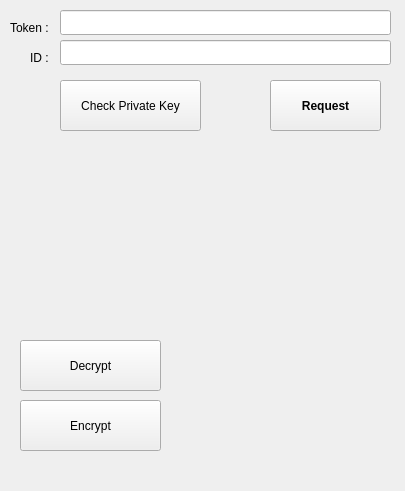
First picture: the form in facebookauth/getfriends.ui, repository ranzhao1/Material, before the edit.
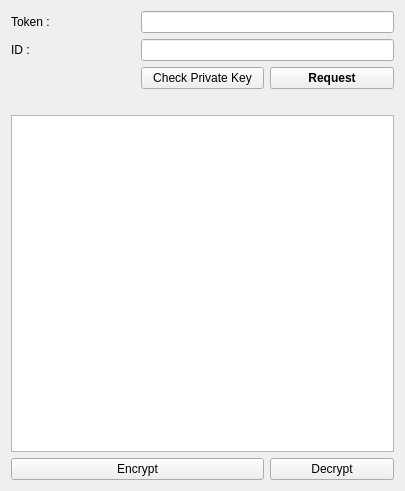
Second picture: the form after the edit.

Diff of the .ui file:
```diff
--- a/facebookauth/getfriends.ui
+++ b/facebookauth/getfriends.ui
@@ -14,61 +14,36 @@
    <string>GetFriends</string>
   </property>
   <widget class="QWidget" name="centralWidget">
+   <layout class="QGridLayout" name="gridLayout">
+    <item row="0" column="0">
    <widget class="QLabel" name="token">
-    <property name="geometry">
-     <rect>
-      <x>10</x>
-      <y>20</y>
-      <width>51</width>
-      <height>16</height>
-     </rect>
-    </property>
     <property name="text">
      <string>Token :</string>
     </property>
    </widget>
+    </item>
+    <item row="0" column="1" colspan="2">
+     <widget class="QLineEdit" name="tokenEdit"/>
+    </item>
+    <item row="1" column="0">
    <widget class="QLabel" name="facebookid">
-    <property name="geometry">
-     <rect>
-      <x>30</x>
-      <y>50</y>
-      <width>21</width>
-      <height>16</height>
-     </rect>
-    </property>
     <property name="text">
      <string>ID :</string>
     </property>
    </widget>
-   <widget class="QLineEdit" name="tokenEdit">
-    <property name="geometry">
-     <rect>
-      <x>60</x>
-      <y>10</y>
-      <width>331</width>
-      <height>25</height>
-     </rect>
-    </property>
-   </widget>
-   <widget class="QLineEdit" name="idEdit">
-    <property name="geometry">
-     <rect>
-      <x>60</x>
-      <y>40</y>
-      <width>331</width>
-      <height>25</height>
-     </rect>
-    </property>
-   </widget>
+    </item>
+    <item row="1" column="1" colspan="2">
+     <widget class="QLineEdit" name="idEdit"/>
+    </item>
+    <item row="2" column="1">
+     <widget class="QPushButton" name="pushButton">
+      <property name="text">
+       <string>Check Private Key</string>
+      </property>
+     </widget>
+    </item>
+    <item row="2" column="2">
    <widget class="QPushButton" name="loadButton">
-    <property name="geometry">
-     <rect>
-      <x>270</x>
-      <y>80</y>
-      <width>111</width>
-      <height>51</height>
-     </rect>
-    </property>
     <property name="font">
      <font>
       <weight>75</weight>
@@ -79,58 +54,36 @@
      <string>Request</string>
     </property>
    </widget>
-   <widget class="QPushButton" name="pushButton">
-    <property name="geometry">
-     <rect>
-      <x>60</x>
-      <y>80</y>
-      <width>141</width>
-      <height>51</height>
-     </rect>
-    </property>
-    <property name="text">
-     <string>Check Private Key</string>
-    </property>
-   </widget>
+    </item>
+    <item row="3" column="1" colspan="2">
    <widget class="QLabel" name="StoreResult">
-    <property name="geometry">
-     <rect>
-      <x>70</x>
-      <y>150</y>
-      <width>271</width>
-      <height>81</height>
-     </rect>
-    </property>
     <property name="text">
      <string/>
     </property>
    </widget>
+    </item>
+    <item row="4" column="0" colspan="3">
+     <widget class="QTextEdit" name="inputText">
+      <property name="good" stdset="0">
+       <string/>
+      </property>
+     </widget>
+    </item>
+    <item row="5" column="0" colspan="2">
    <widget class="QPushButton" name="EncryptButton">
-    <property name="geometry">
-     <rect>
-      <x>20</x>
-      <y>400</y>
-      <width>141</width>
-      <height>51</height>
-     </rect>
-    </property>
     <property name="text">
      <string>Encrypt</string>
     </property>
    </widget>
+    </item>
+    <item row="5" column="2">
    <widget class="QPushButton" name="DecryptButton">
-    <property name="geometry">
-     <rect>
-      <x>20</x>
-      <y>340</y>
-      <width>141</width>
-      <height>51</height>
-     </rect>
-    </property>
     <property name="text">
      <string>Decrypt</string>
     </property>
    </widget>
+    </item>
+   </layout>
   </widget>
  </widget>
  <layoutdefault spacing="6" margin="11"/>
```
Lines whose indentation alone changed are shown as unchanged.
